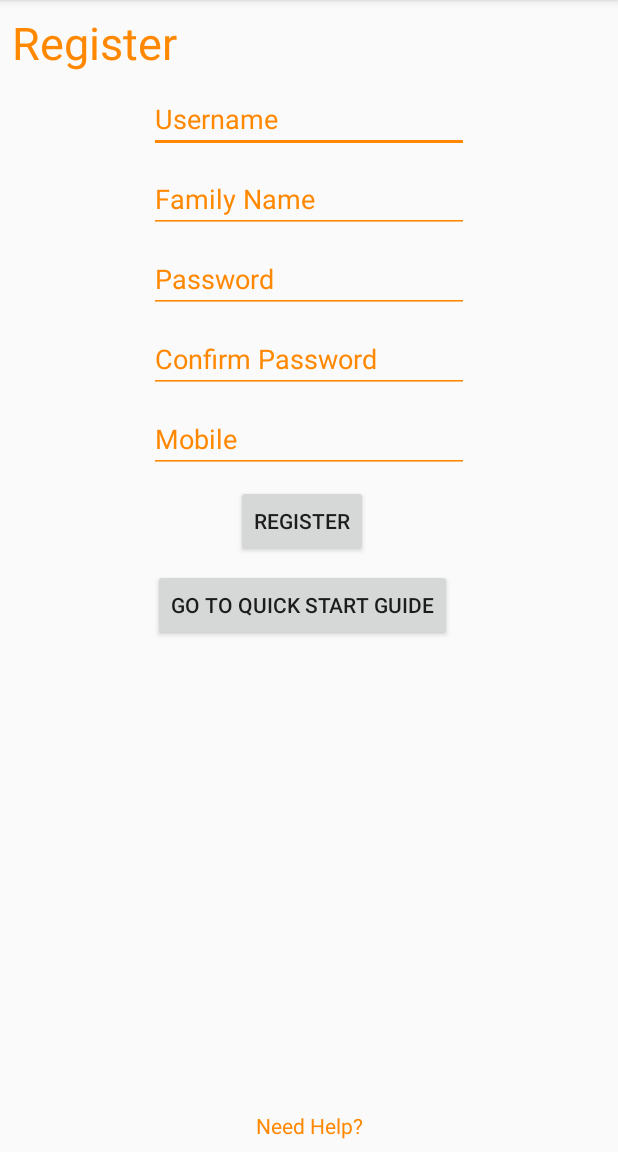
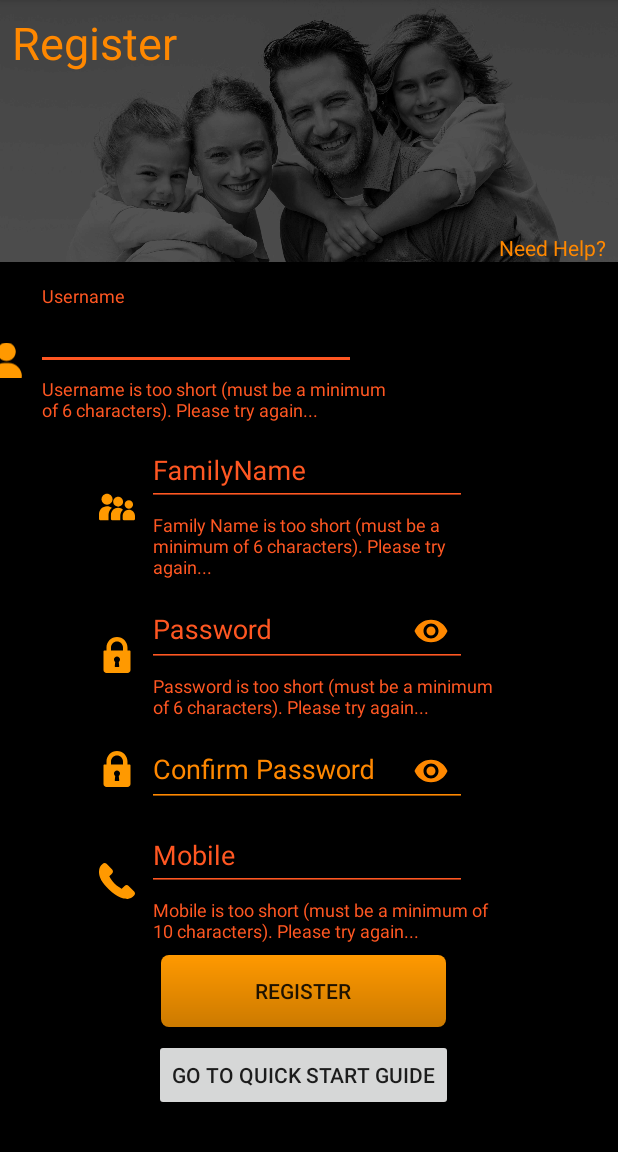
Before and after one commit to mjgrogan/FamilymApp, an Android app: the Register screen opened directly, with no data from a screen before it, after a tap on "REGISTER", on a phone screen of 412 x 824 dp, the part 84-1236 px from its top. Run offline under Robolectric (Android 15) with nearby library versions, the phone set to English and light mode, and no system bars.

Commit message:
Completed Registration with data validation and storage to F_App_UID_Temp.

```diff
--- a/app/src/main/AndroidManifest.xml
+++ b/app/src/main/AndroidManifest.xml
@@ -1,7 +1,7 @@
 <?xml version="1.0" encoding="utf-8"?>
 <manifest xmlns:android="http://schemas.android.com/apk/res/android"
     package="quitessence.www.familymapp">
-
+    <uses-permission android:name="android.permission.INTERNET"></uses-permission>
     <application
         android:allowBackup="true"
         android:icon="@mipmap/ic_launcher"
--- a/app/src/main/java/quitessence/www/familymapp/Register.java
+++ b/app/src/main/java/quitessence/www/familymapp/Register.java
@@ -1,27 +1,104 @@
 package quitessence.www.familymapp;
 
 import android.content.Intent;
+import android.support.design.widget.TextInputLayout;
 import android.support.v7.app.AppCompatActivity;
 import android.os.Bundle;
 import android.view.View;
+import android.widget.EditText;
 import android.widget.Toast;
 
 public class Register extends AppCompatActivity {
+
+    private TextInputLayout Username_til, FamilyName_til, Password_til, PasswordConfirm_til, Mobile_til;
+    private EditText Username_et, FamilyName_et, Password_et, PasswordConfirm_et, Mobile_et;
 
     @Override
     protected void onCreate(Bundle savedInstanceState) {
         super.onCreate(savedInstanceState);
         setContentView(R.layout.activity_register);
+        initializeWidgets();
     }
+
+    private void initializeWidgets() {
+        Username_til = (TextInputLayout) findViewById(R.id.tilUsername);
+        Username_et = (EditText) findViewById(R.id.etUsername);
+        FamilyName_til = (TextInputLayout) findViewById(R.id.tilFamilyName);
+        FamilyName_et = (EditText) findViewById(R.id.etFamilyName);
+        Password_til = (TextInputLayout) findViewById(R.id.tilPassword);
+        Password_et = (EditText) findViewById(R.id.etPassword);
+        PasswordConfirm_til = (TextInputLayout) findViewById(R.id.tilConfirmPassword);
+        PasswordConfirm_et = (EditText) findViewById(R.id.etConfirmPassword);
+        Mobile_til = (TextInputLayout) findViewById(R.id.tilMobile);
+        Mobile_et = (EditText) findViewById(R.id.etMobile);
+    }
+
     /** Called when the user taps the "Register" button */
     public void Register_mthd(View view) {
-        Toast toast = Toast.makeText(getApplicationContext(), "Test PHP Register Script", Toast.LENGTH_SHORT);
-        toast.show();
+
+        /** Used to confirm Registration_met call / Registration information validation code
+        Toast toastvalidation = Toast.makeText(getApplicationContext(), "Test Registration information validation code", Toast.LENGTH_SHORT);
+        toastvalidation.show();
+        */
+
+        boolean isUsernameValid = true;
+        if(Username_et.getText().toString().trim().length() < 6) {
+            Username_til.setError("Username is too short (must be a minimum of 6 characters). Please try again...");
+            isUsernameValid = false;
+        } else {
+            Username_til.setErrorEnabled(false);
+        }
+
+        boolean isFamilyNameValid = true;
+        if(FamilyName_et.getText().toString().trim().length() < 6) {
+            FamilyName_til.setError("Family Name is too short (must be a minimum of 6 characters). Please try again...");
+            isFamilyNameValid = false;
+        } else {
+            FamilyName_til.setErrorEnabled(false);
+        }
+
+        boolean isPasswordValid = true;
+        if(Password_et.getText().toString().trim().length() < 6) {
+            Password_til.setError("Password is too short (must be a minimum of 6 characters). Please try again...");
+            isPasswordValid = false;
+        } else {
+            Password_til.setErrorEnabled(false);
+        }
+
+        boolean isPasswordConfirmValid = true;
+        String passwordfirst = Password_et.getText().toString();
+        String passwordconfirm = PasswordConfirm_et.getText().toString();
+        if(isPasswordValid && !passwordfirst.equals(passwordconfirm)) {
+            PasswordConfirm_til.setError("Password and Confirmation Password do not match. Please try again...");
+            isPasswordConfirmValid = false;
+        } else {
+            PasswordConfirm_til.setErrorEnabled(false);
+        }
+
+        boolean isMobileValid = true;
+        if(Mobile_et.getText().toString().trim().length() < 10) {
+            Mobile_til.setError("Mobile is too short (must be a minimum of 10 characters). Please try again...");
+            isMobileValid = false;
+        } else {
+            Mobile_til.setErrorEnabled(false);
+        }
+
+        if(isUsernameValid && isFamilyNameValid && isPasswordConfirmValid && isMobileValid) {
+
+            String username = Username_et.getText().toString();
+            String familyname = FamilyName_et.getText().toString();
+            String password = Password_et.getText().toString();
+            String mobile = Mobile_et.getText().toString();
+            String type = "register";
+
+            BackgroundWorker backgroundWorker = new BackgroundWorker(this);
+            backgroundWorker.execute(type, username, familyname, password, mobile);
+        }
+
     }
 
-
     /** Called when the user taps the "Quick Start Guide" button */
-        public void QuickStartGuide_mthd(View view) {
+    public void QuickStartGuide_mthd(View view) {
         Intent intent = new Intent(this, QuickStartGuide.class);
         //EditText editText = (EditText) findViewById(R.id.editText);
         //String message = editText.getText().toString();
--- /dev/null
+++ b/app/src/main/res/drawable/ic_family.xml
@@ -0,0 +1,9 @@
+<vector android:height="24dp" android:viewportHeight="491.668"
+    android:viewportWidth="491.668" android:width="24dp" xmlns:android="http://schemas.android.com/apk/res/android">
+    <path android:fillColor="#FF9900" android:pathData="M176.1,256.6c-18.4,-14.1 -41.4,-22.6 -66.5,-22.6C49.1,234.1 0,283.1 0,343.7v67.6c0,7.9 6.4,14.3 14.3,14.3h115.7v-69.1C130,316.6 147.9,280.8 176.1,256.6z"/>
+    <path android:fillColor="#FF9900" android:pathData="M109.6,215.6c41.3,0 74.8,-33.5 74.8,-74.8c0,-41.3 -33.5,-74.8 -74.8,-74.8c-41.3,0 -74.8,33.5 -74.8,74.8C34.8,182.1 68.3,215.6 109.6,215.6z"/>
+    <path android:fillColor="#FF9900" android:pathData="M261.7,257.6c-54.6,0 -98.9,44.3 -98.9,98.9v54.8c0,7.9 6.4,14.3 14.3,14.3h42.1h71.5v-58.8c0,-33.2 14,-63.1 36.3,-84.4C309.6,267 286.7,257.6 261.7,257.6z"/>
+    <path android:fillColor="#FF9900" android:pathData="M225.1,230.1c10.5,6.8 23,10.9 36.5,10.9c13.5,0 26,-4.1 36.5,-10.9c18.6,-12 30.9,-32.8 30.9,-56.6c0,-37.3 -30.2,-67.5 -67.5,-67.5c-37.3,0 -67.5,30.2 -67.5,67.5C194.2,197.3 206.6,218.1 225.1,230.1z"/>
+    <path android:fillColor="#FF9900" android:pathData="M407.6,282.7c-46.4,0 -84.1,37.7 -84.1,84.1v44.4c0,7.9 6.4,14.3 14.3,14.3h22.7h116.8c7.9,0 14.3,-6.4 14.3,-14.3v-44.4C491.7,320.4 454,282.7 407.6,282.7z"/>
+    <path android:fillColor="#FF9900" android:pathData="M371.7,255.6c9.9,8 22.2,12.9 35.9,12.9c13.7,0 26,-5 35.9,-12.9c13,-10.5 21.5,-26.4 21.5,-44.4c0,-31.7 -25.7,-57.4 -57.4,-57.4c-31.7,0 -57.4,25.7 -57.4,57.4C350.2,229.2 358.7,245.1 371.7,255.6z"/>
+</vector>
--- /dev/null
+++ b/app/src/main/res/drawable/ic_mobile.xml
@@ -0,0 +1,4 @@
+<vector android:height="24dp" android:viewportHeight="348.077"
+    android:viewportWidth="348.077" android:width="24dp" xmlns:android="http://schemas.android.com/apk/res/android">
+    <path android:fillColor="#FF9900" android:pathData="M340.3,275.1l-53.8,-53.8c-10.7,-10.7 -28.4,-10.3 -39.5,0.7l-27.1,27.1c-1.7,-0.9 -3.5,-1.9 -5.3,-3c-17.1,-9.5 -40.5,-22.5 -65.1,-47.1c-24.7,-24.7 -37.7,-48.1 -47.2,-65.3c-1,-1.8 -2,-3.6 -2.9,-5.2l18.2,-18.1l8.9,-8.9c11.1,-11.1 11.4,-28.8 0.7,-39.5L73.4,8.2C62.7,-2.5 45,-2.2 33.9,8.9l-15.1,15.2l0.4,0.4c-5.1,6.5 -9.3,14 -12.5,22C3.7,54.3 1.9,61.6 1.1,68.9C-6,127.8 20.9,181.6 93.9,254.5c100.9,100.9 182.2,93.2 185.7,92.9c7.6,-0.9 15,-2.7 22.4,-5.6c8,-3.1 15.5,-7.4 21.9,-12.4l0.3,0.3l15.3,-15C350.6,303.5 351,285.8 340.3,275.1z"/>
+</vector>
--- a/app/src/main/res/layout/activity_register.xml
+++ b/app/src/main/res/layout/activity_register.xml
@@ -4,10 +4,21 @@
     xmlns:tools="http://schemas.android.com/tools"
     android:layout_width="match_parent"
     android:layout_height="match_parent"
+    android:background="@android:color/black"
     tools:context="quitessence.www.familymapp.Register">
 
+    <ImageView
+        android:id="@+id/imgBanner"
+        android:layout_width="wrap_content"
+        android:layout_height="wrap_content"
+        android:adjustViewBounds="true"
+        app:layout_constraintEnd_toEndOf="parent"
+        app:layout_constraintStart_toStartOf="parent"
+        app:layout_constraintTop_toTopOf="parent"
+        app:srcCompat="@drawable/img_bwfmapp_bnr" />
+
     <TextView
-        android:id="@+id/textView"
+        android:id="@+id/txtRegister"
         android:layout_width="wrap_content"
         android:layout_height="wrap_content"
         android:layout_marginStart="8dp"
@@ -18,132 +29,231 @@
         app:layout_constraintStart_toStartOf="parent"
         app:layout_constraintTop_toTopOf="parent" />
 
+    <TextView
+        android:id="@+id/txtNeedHelp"
+        android:layout_width="wrap_content"
+        android:layout_height="wrap_content"
+        android:layout_marginEnd="8dp"
+        android:onClick="NeedHelp_mthd"
+        android:text="Need Help?"
+        android:textColor="@android:color/holo_orange_dark"
+        app:layout_constraintBottom_toBottomOf="@+id/imgBanner"
+        app:layout_constraintEnd_toEndOf="parent"
+        app:layout_constraintRight_toRightOf="parent" />
+
+    <ImageView
+        android:id="@+id/imgIconUsername"
+        android:layout_width="wrap_content"
+        android:layout_height="wrap_content"
+        android:layout_marginEnd="8dp"
+        android:layout_marginTop="8dp"
+        app:layout_constraintBottom_toTopOf="@+id/tilFamilyName"
+        app:layout_constraintEnd_toStartOf="@+id/tilUsername"
+        app:layout_constraintTop_toTopOf="@+id/tilUsername"
+        app:srcCompat="@drawable/ic_user" />
+
+    <android.support.design.widget.TextInputLayout
+        android:id="@+id/tilUsername"
+        android:layout_width="240dp"
+        android:layout_height="wrap_content"
+        android:layout_marginStart="24dp"
+        android:layout_marginTop="16dp"
+        android:hint="Username"
+        android:textColorHint="@android:color/holo_orange_dark"
+        app:layout_constraintRight_toRightOf="parent"
+        app:layout_constraintStart_toStartOf="parent"
+        app:layout_constraintTop_toBottomOf="@+id/imgBanner">
+
         <EditText
             android:id="@+id/etUsername"
             android:layout_width="wrap_content"
             android:layout_height="wrap_content"
-        android:layout_marginEnd="8dp"
-        android:layout_marginStart="8dp"
-        android:layout_marginTop="8dp"
+            android:layout_weight="1"
             android:backgroundTint="@android:color/holo_orange_dark"
             android:ems="10"
-        android:hint="Username"
             android:inputType="textPersonName"
+            android:maxLength="20"
             android:textColor="@android:color/holo_orange_dark"
+            tools:layout_editor_absoluteX="24dp"
+            tools:layout_editor_absoluteY="308dp" />
+    </android.support.design.widget.TextInputLayout>
+
+    <ImageView
+        android:id="@+id/imgIconFamily"
+        android:layout_width="wrap_content"
+        android:layout_height="wrap_content"
+        android:layout_marginEnd="8dp"
+        android:layout_marginTop="8dp"
+        app:layout_constraintBottom_toTopOf="@+id/tilPassword"
+        app:layout_constraintEnd_toStartOf="@+id/tilFamilyName"
+        app:layout_constraintTop_toTopOf="@+id/tilFamilyName"
+        app:srcCompat="@drawable/ic_family" />
+
+    <android.support.design.widget.TextInputLayout
+        android:id="@+id/tilFamilyName"
+        android:layout_width="240dp"
+        android:layout_height="wrap_content"
+        android:layout_marginStart="24dp"
+        android:hint="FamilyName"
         android:textColorHint="@android:color/holo_orange_dark"
         app:layout_constraintEnd_toEndOf="parent"
         app:layout_constraintStart_toStartOf="parent"
-        app:layout_constraintTop_toBottomOf="@+id/textView" />
+        app:layout_constraintTop_toBottomOf="@+id/tilUsername">
 
         <EditText
             android:id="@+id/etFamilyName"
             android:layout_width="wrap_content"
             android:layout_height="wrap_content"
-        android:layout_marginEnd="8dp"
-        android:layout_marginLeft="40dp"
-        android:layout_marginStart="8dp"
-        android:layout_marginTop="8dp"
+            android:layout_weight="1"
             android:backgroundTint="@android:color/holo_orange_dark"
             android:ems="10"
-        android:hint="Family Name"
             android:inputType="textPersonName"
+            android:maxLength="20"
             android:textColor="@android:color/holo_orange_dark"
+            tools:layout_editor_absoluteX="225dp"
+            tools:layout_editor_absoluteY="315dp" />
+    </android.support.design.widget.TextInputLayout>
+
+    <ImageView
+        android:id="@+id/imgIconPassword"
+        android:layout_width="wrap_content"
+        android:layout_height="wrap_content"
+        android:layout_marginEnd="8dp"
+        android:layout_marginTop="8dp"
+        app:layout_constraintBottom_toTopOf="@+id/tilConfirmPassword"
+        app:layout_constraintEnd_toStartOf="@+id/tilPassword"
+        app:layout_constraintTop_toTopOf="@+id/tilPassword"
+        app:srcCompat="@drawable/ic_lock" />
+
+    <android.support.design.widget.TextInputLayout
+        android:id="@+id/tilPassword"
+        android:layout_width="240dp"
+        android:layout_height="wrap_content"
+        android:layout_marginStart="24dp"
+        android:backgroundTint="@android:color/holo_orange_dark"
         android:textColorHint="@android:color/holo_orange_dark"
-        app:layout_constraintEnd_toEndOf="@+id/etUsername"
-        app:layout_constraintLeft_toLeftOf="parent"
-        app:layout_constraintStart_toStartOf="@+id/etUsername"
-        app:layout_constraintTop_toBottomOf="@+id/etUsername" />
+        app:layout_constraintEnd_toEndOf="parent"
+        app:layout_constraintStart_toStartOf="parent"
+        app:layout_constraintTop_toBottomOf="@+id/tilFamilyName"
+        app:passwordToggleEnabled="true"
+        app:passwordToggleTint="@android:color/holo_orange_dark">
 
         <EditText
             android:id="@+id/etPassword"
             android:layout_width="wrap_content"
             android:layout_height="wrap_content"
-        android:layout_marginEnd="8dp"
-        android:layout_marginStart="8dp"
-        android:layout_marginTop="8dp"
+            android:layout_weight="1"
             android:backgroundTint="@android:color/holo_orange_dark"
             android:ems="10"
             android:hint="Password"
-        android:inputType="textPassword"
+            android:inputType="text|textPassword"
+            android:maxLength="20"
             android:textColor="@android:color/holo_orange_dark"
             android:textColorHint="@android:color/holo_orange_dark"
-        app:layout_constraintEnd_toEndOf="@+id/etFamilyName"
-        app:layout_constraintStart_toStartOf="@+id/etFamilyName"
-        app:layout_constraintTop_toBottomOf="@+id/etFamilyName" />
+            tools:layout_editor_absoluteX="16dp"
+            tools:layout_editor_absoluteY="336dp" />
+    </android.support.design.widget.TextInputLayout>
+
+    <ImageView
+        android:id="@+id/imgIconConfirmPassword"
+        android:layout_width="wrap_content"
+        android:layout_height="wrap_content"
+        android:layout_marginEnd="8dp"
+        android:layout_marginTop="8dp"
+        android:layout_weight="1"
+        app:layout_constraintBottom_toBottomOf="@+id/tilConfirmPassword"
+        app:layout_constraintEnd_toStartOf="@+id/tilConfirmPassword"
+        app:layout_constraintTop_toTopOf="@+id/tilConfirmPassword"
+        app:srcCompat="@drawable/ic_lock" />
+
+    <android.support.design.widget.TextInputLayout
+        android:id="@+id/tilConfirmPassword"
+        android:layout_width="240dp"
+        android:layout_height="wrap_content"
+        android:layout_marginStart="24dp"
+        android:backgroundTint="@android:color/holo_orange_dark"
+        android:textColorHint="@android:color/holo_orange_dark"
+        app:layout_constraintEnd_toEndOf="parent"
+        app:layout_constraintStart_toStartOf="parent"
+        app:layout_constraintTop_toBottomOf="@+id/tilPassword"
+        app:passwordToggleEnabled="true"
+        app:passwordToggleTint="@android:color/holo_orange_dark">
 
         <EditText
             android:id="@+id/etConfirmPassword"
             android:layout_width="wrap_content"
             android:layout_height="wrap_content"
-        android:layout_marginEnd="8dp"
-        android:layout_marginStart="8dp"
-        android:layout_marginTop="8dp"
+            android:layout_weight="1"
             android:backgroundTint="@android:color/holo_orange_dark"
             android:ems="10"
             android:hint="Confirm Password"
-        android:inputType="textPassword"
+            android:inputType="text|textPassword"
+            android:maxLength="20"
             android:textColor="@android:color/holo_orange_dark"
+            tools:layout_editor_absoluteX="153dp"
+            tools:layout_editor_absoluteY="439dp" />
+    </android.support.design.widget.TextInputLayout>
+
+    <ImageView
+        android:id="@+id/imgIconMobile"
+        android:layout_width="wrap_content"
+        android:layout_height="wrap_content"
+        android:layout_marginEnd="8dp"
+        android:layout_marginTop="8dp"
+        app:layout_constraintBottom_toBottomOf="@+id/tilMobile"
+        app:layout_constraintEnd_toStartOf="@+id/tilMobile"
+        app:layout_constraintTop_toTopOf="@+id/tilMobile"
+        app:srcCompat="@drawable/ic_mobile" />
+
+    <android.support.design.widget.TextInputLayout
+        android:id="@+id/tilMobile"
+        android:layout_width="240dp"
+        android:layout_height="wrap_content"
+        android:layout_marginStart="24dp"
+        android:hint="Mobile"
         android:textColorHint="@android:color/holo_orange_dark"
-        app:layout_constraintEnd_toEndOf="@+id/etPassword"
-        app:layout_constraintStart_toStartOf="@+id/etPassword"
-        app:layout_constraintTop_toBottomOf="@+id/etPassword" />
+        app:layout_constraintEnd_toEndOf="parent"
+        app:layout_constraintStart_toStartOf="parent"
+        app:layout_constraintTop_toBottomOf="@+id/tilConfirmPassword">
 
         <EditText
             android:id="@+id/etMobile"
             android:layout_width="wrap_content"
             android:layout_height="wrap_content"
-        android:layout_marginEnd="8dp"
-        android:layout_marginStart="8dp"
-        android:layout_marginTop="8dp"
+            android:layout_weight="1"
             android:backgroundTint="@android:color/holo_orange_dark"
             android:ems="10"
-        android:hint="Mobile"
-        android:inputType="textPersonName"
+            android:inputType="phone"
+            android:maxLength="15"
             android:textColor="@android:color/holo_orange_dark"
-        android:textColorHint="@android:color/holo_orange_dark"
-        app:layout_constraintEnd_toEndOf="@+id/etConfirmPassword"
-        app:layout_constraintStart_toStartOf="@+id/etConfirmPassword"
-        app:layout_constraintTop_toBottomOf="@+id/etConfirmPassword" />
+            tools:layout_editor_absoluteX="134dp"
+            tools:layout_editor_absoluteY="460dp" />
+    </android.support.design.widget.TextInputLayout>
 
     <Button
         android:id="@+id/btnRegister"
-        android:layout_width="wrap_content"
+        android:layout_width="190dp"
         android:layout_height="wrap_content"
         android:layout_marginEnd="8dp"
         android:layout_marginStart="8dp"
         android:layout_marginTop="8dp"
+        android:background="@drawable/custom_orange_btn"
         android:onClick="Register_mthd"
         android:text="Register"
-        app:layout_constraintEnd_toEndOf="@+id/etMobile"
-        app:layout_constraintHorizontal_bias="0.459"
-        app:layout_constraintLeft_toLeftOf="parent"
-        app:layout_constraintRight_toRightOf="parent"
-        app:layout_constraintStart_toStartOf="@+id/etMobile"
-        app:layout_constraintTop_toBottomOf="@+id/etMobile" />
+        app:layout_constraintEnd_toEndOf="@+id/tilMobile"
+        app:layout_constraintStart_toStartOf="@+id/imgIconMobile"
+        app:layout_constraintTop_toBottomOf="@+id/tilMobile" />
 
     <Button
         android:id="@+id/btnGoToQuickStartGuide"
         android:layout_width="wrap_content"
         android:layout_height="48dp"
-        android:layout_marginEnd="8dp"
-        android:layout_marginStart="8dp"
         android:layout_marginTop="8dp"
         android:onClick="QuickStartGuide_mthd"
         android:text="Go to Quick Start Guide"
         app:layout_constraintEnd_toEndOf="@+id/btnRegister"
+        app:layout_constraintRight_toRightOf="parent"
         app:layout_constraintStart_toStartOf="@+id/btnRegister"
         app:layout_constraintTop_toBottomOf="@+id/btnRegister" />
 
-    <TextView
-        android:id="@+id/txtNeedHelp"
-        android:layout_width="wrap_content"
-        android:layout_height="wrap_content"
-        android:layout_marginBottom="8dp"
-        android:onClick="NeedHelp_mthd"
-        android:text="Need Help?"
-        android:textColor="@android:color/holo_orange_dark"
-        app:layout_constraintBottom_toBottomOf="parent"
-        app:layout_constraintLeft_toLeftOf="parent"
-        app:layout_constraintRight_toRightOf="parent" />
-
 </android.support.constraint.ConstraintLayout>
```
Also changed, not shown: app/src/main/java/quitessence/www/familymapp/BackgroundWorker.java (+42 -3 lines), app/src/main/java/quitessence/www/familymapp/SignIn.java (+5 -11 lines), app/src/main/res/drawable/custom_red_btn.xml (added, +8 -0 lines), app/src/main/res/layout/activity_main.xml (+66 -45 lines), app/src/main/res/layout/activity_sign_in.xml (+4 -4 lines), app/src/main/res/drawable/orngfamicon.png (added), app/src/main/res/drawable/orngmapicon.png (added), app/src/main/res/drawable/orngpeticon.png (added). Lines whose indentation alone changed are shown as unchanged.
